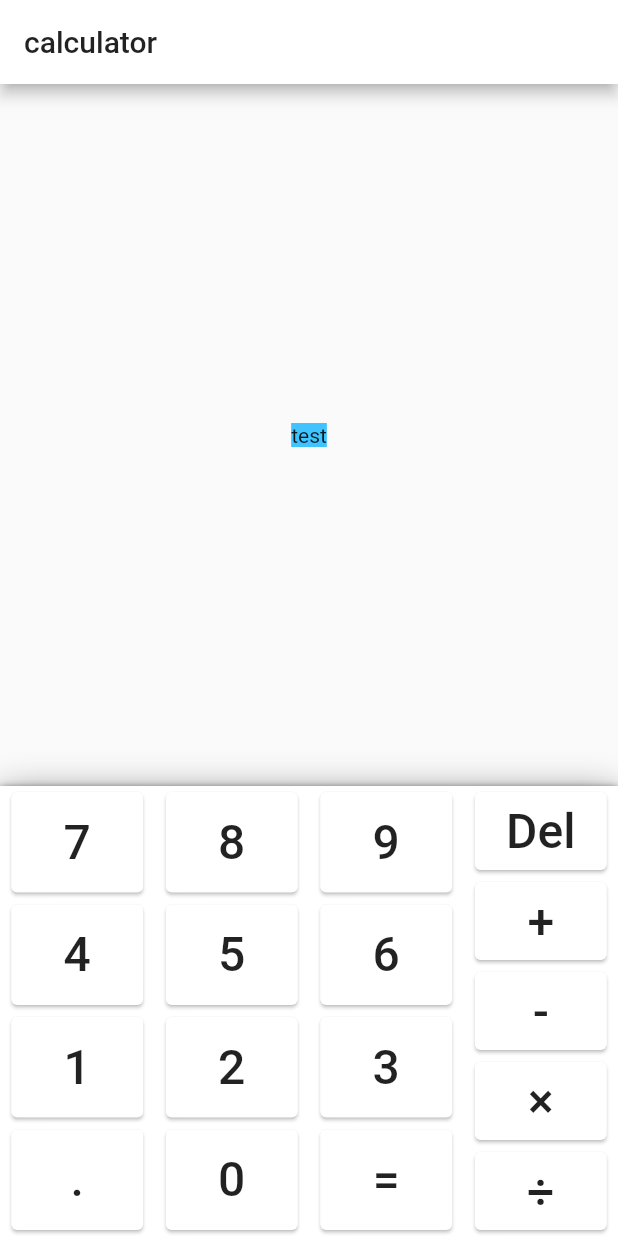
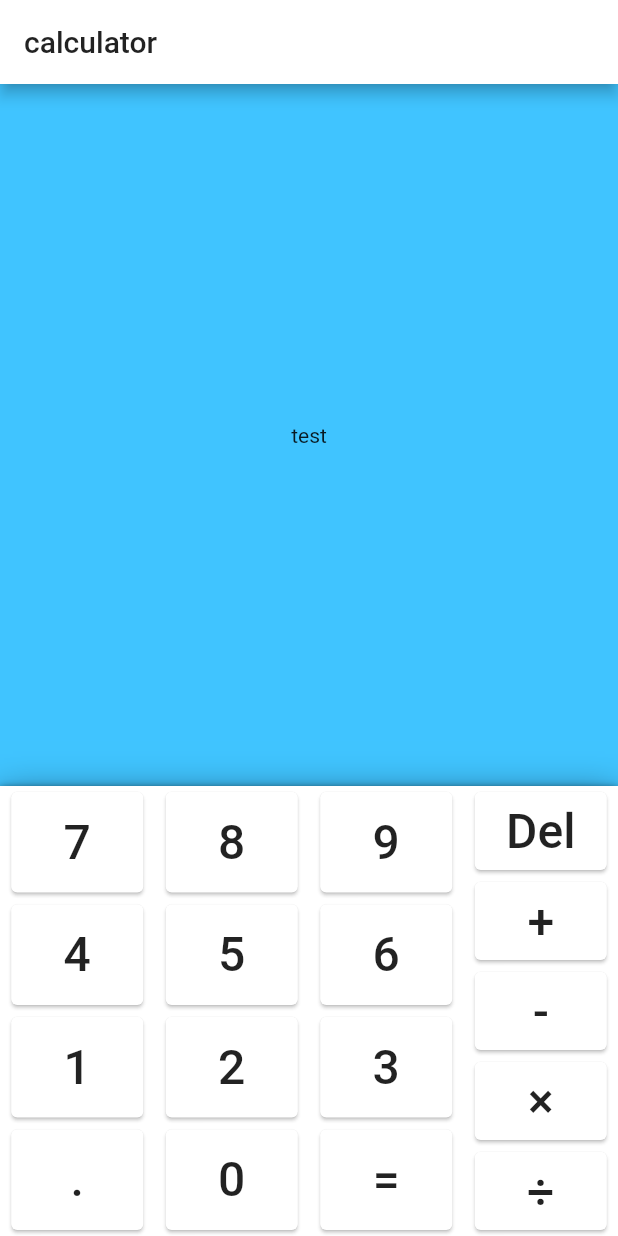
Before and after one commit to pengliheng/flut, a Flutter app: the screen it shows after launch, on a phone screen of 412 x 824 dp. Run offline on Flutter 3.47's test engine with Material 2 defaults, Android fonts, the phone set to English and light mode, and no system bars.

Commit message:
完成计算机UI外观绘制

```diff
--- a/lib/main.dart
+++ b/lib/main.dart
@@ -22,11 +22,11 @@ class MyApp extends StatelessWidget {
                     children: <Widget>[
                         new Expanded(
                             flex: 1,
-                            child: new Center(
-                                child: new Container(
+                            child: new Container(
+                                color: Colors.lightBlueAccent,
+                                child: new Center(
                                     child: new Text('test'),
-                                    color: Colors.lightBlueAccent,
-                                )
+                                ),
                             )
                         ),
                         new Keyborad()
```
Also changed, not shown: 1 other file.
